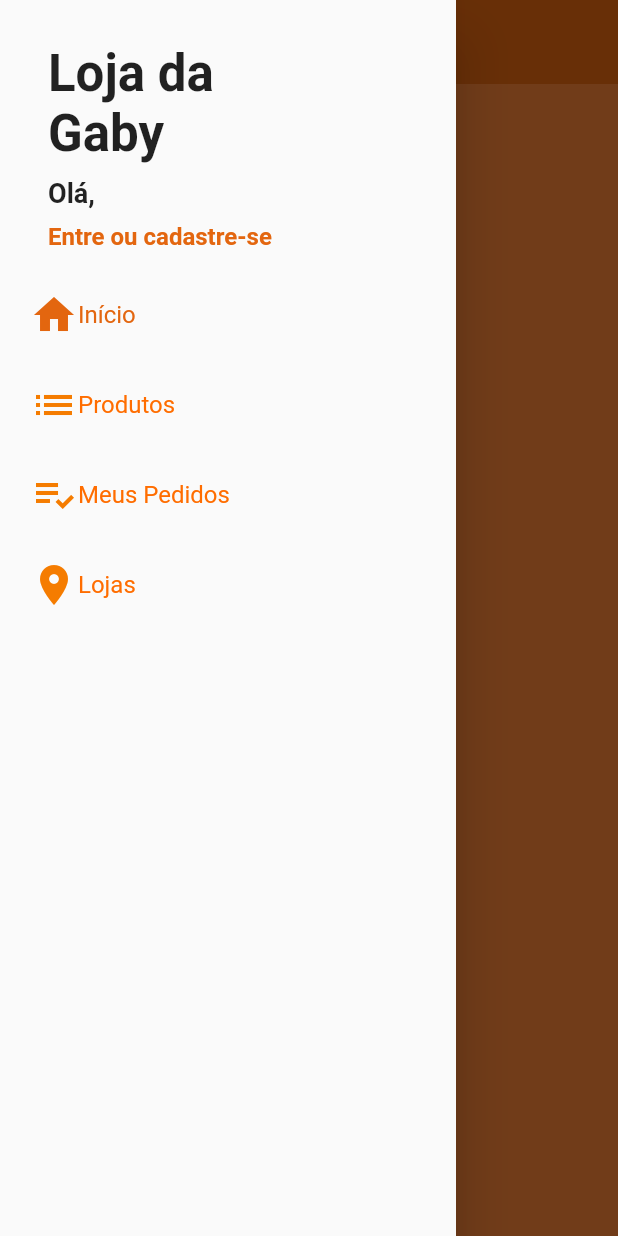
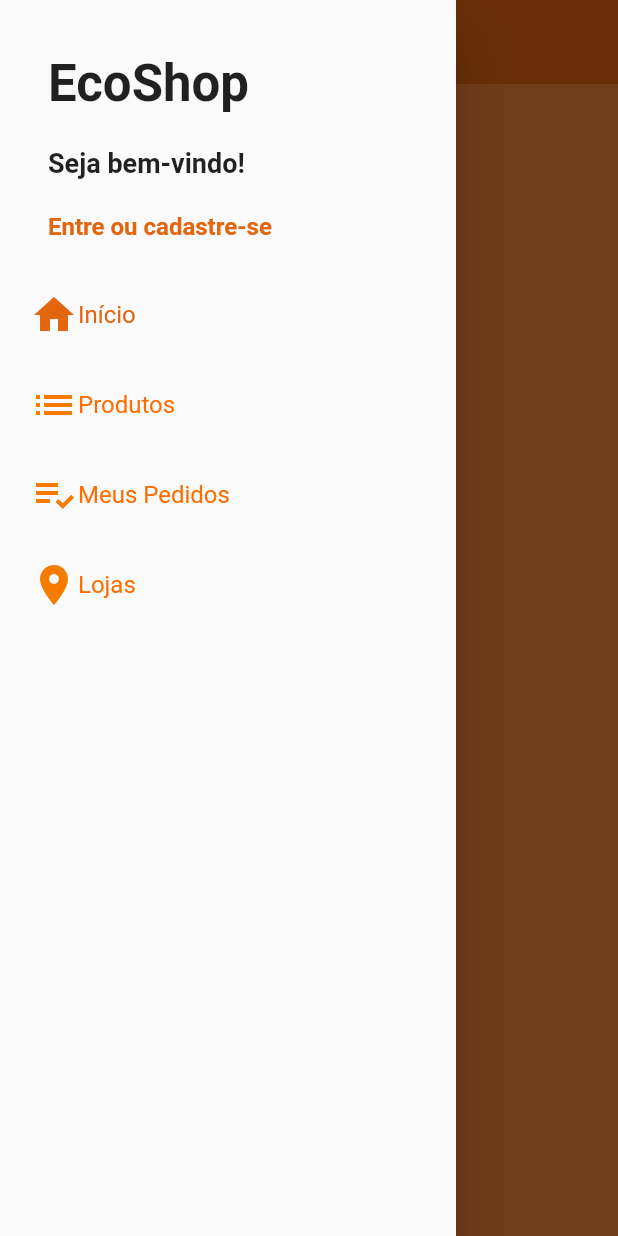
Before and after one commit to yesnoni/loja_virtual, a Flutter app: the screen it shows after launch, with the side drawer open, on a phone screen of 412 x 824 dp. Run offline on Flutter 3.47's test engine with Material 2 defaults, Android fonts, the phone set to English and light mode, and no system bars; our stand-ins replace cloud_firestore, firebase_auth, firebase_core; accounts and stored records are empty.

```diff
--- a/lib/common/custom_drawer/custom_drawer_header.dart
+++ b/lib/common/custom_drawer/custom_drawer_header.dart
@@ -16,14 +16,14 @@ class CustomDrawerHeader extends StatelessWidget {
             mainAxisAlignment: MainAxisAlignment.spaceAround,
             children: [
               const Text(
-                "Loja da \nGaby",
+                "EcoShop",
                 style: TextStyle(
                   fontSize: 34,
                   fontWeight: FontWeight.bold,
                 ),
               ),
               Text(
-                "Olá, ${userManager.user?.email ?? " "}",
+                "Seja bem-vindo! ${userManager.user?.displayName ?? " "}",
                 overflow: TextOverflow.ellipsis,
                 maxLines: 2,
                 style: const TextStyle(
--- a/lib/models/user_manager.dart
+++ b/lib/models/user_manager.dart
@@ -26,7 +26,7 @@ class UserManager extends ChangeNotifier{
     try {
       final UserCredential result = await auth.signInWithEmailAndPassword(
           email: user.email,
-          password: user.password
+          password: user.password,
       );
 
       await _loadCurrentUser(firebaseUser: result.user);
--- a/lib/models/usuario.dart
+++ b/lib/models/usuario.dart
@@ -7,8 +7,9 @@ class Usuario{
   Usuario.fromDocument(DocumentSnapshot document){
 
       id = document.id;
-      name = document.get(['name']) as String;
-      email = document.get(['email']) as String;
+      name = document.get(FieldPath([name])) as String;
+      email = document.get(FieldPath([email])) as String;
+
   }
 
   String id;
```
